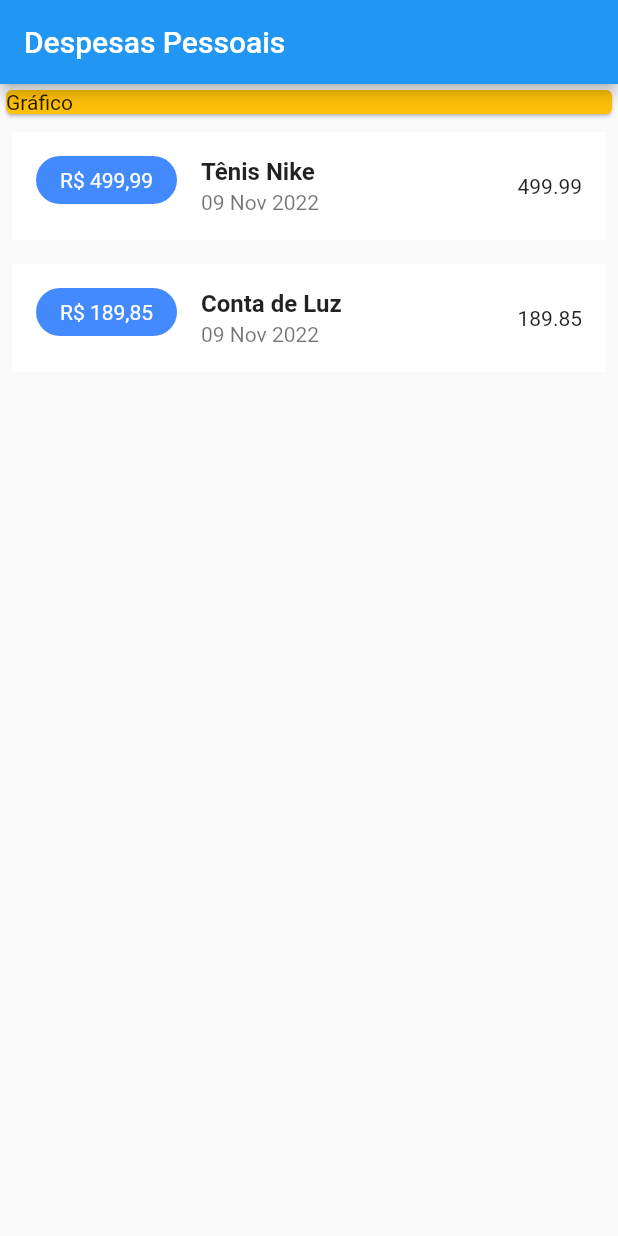
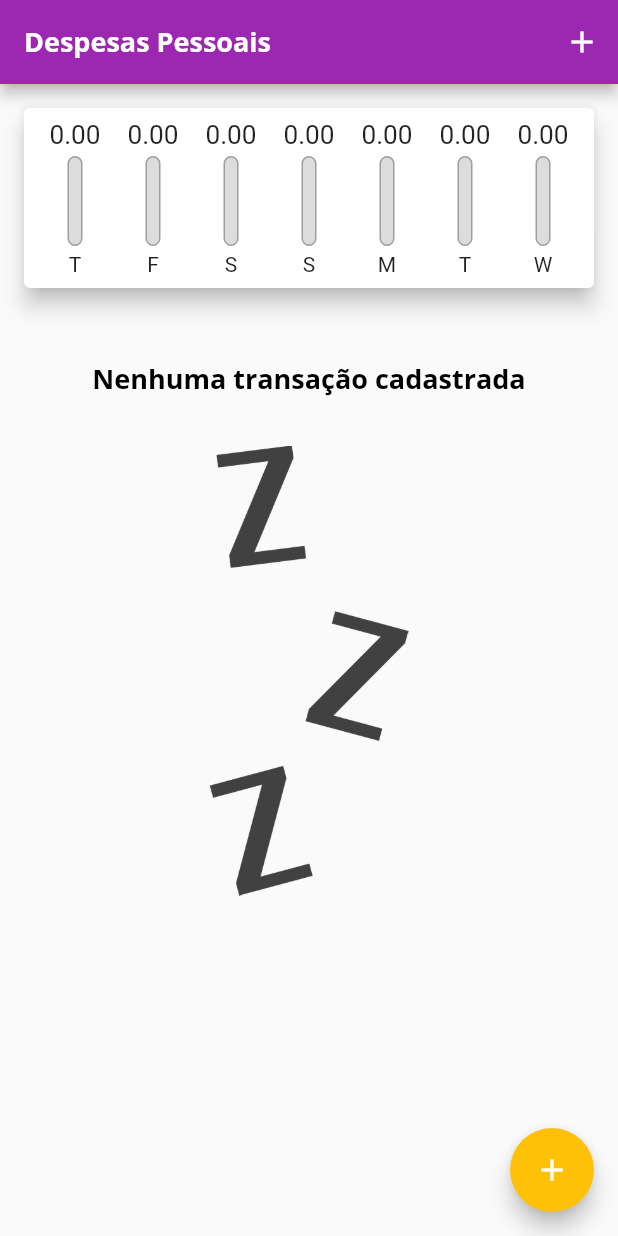
Before and after one commit to andrericardoweb/expenses-app-flutter, a Flutter app: the screen it shows after launch, on a phone screen of 412 x 824 dp. Run offline on Flutter 3.47's test engine with Material 2 defaults, Android fonts, the phone set to English and light mode, and no system bars.

Commit message:
fase inicial do app

```diff
--- /dev/null
+++ b/lib/components/chart.dart
@@ -0,0 +1,63 @@
+import 'package:expenses/components/chart_bar.dart';
+import 'package:expenses/models/transaction.dart';
+import 'package:flutter/material.dart';
+import 'package:intl/intl.dart';
+
+class Chart extends StatelessWidget {
+  const Chart(this.recentTransaction, {super.key});
+
+  final List<Transaction> recentTransaction;
+
+  List<Map<String, dynamic>> get groupedTransactions {
+    return List.generate(7, (index) {
+      final weekDay = DateTime.now().subtract(Duration(days: index));
+
+      double totalSum = 0.0;
+
+      for (var i = 0; i < recentTransaction.length; i++) {
+        bool sameDay = recentTransaction[i].date.day == weekDay.day;
+        bool sameMonth = recentTransaction[i].date.month == weekDay.month;
+        bool sameYear = recentTransaction[i].date.year == weekDay.year;
+
+        if (sameDay && sameMonth && sameYear) {
+          totalSum += recentTransaction[i].value;
+        }
+      }
+
+      return {
+        'day': DateFormat.E().format(weekDay)[0],
+        'value': totalSum,
+      };
+    }).reversed.toList();
+  }
+
+  double get _weekTotalValue {
+    return groupedTransactions.fold(0.0, (sum, tr) {
+      return sum = sum + tr['value'];
+    });
+  }
+
+  @override
+  Widget build(BuildContext context) {
+    return Card(
+      elevation: 6,
+      margin: const EdgeInsets.all(16),
+      child: Padding(
+        padding: const EdgeInsets.all(8.0),
+        child: Row(
+          mainAxisAlignment: MainAxisAlignment.spaceAround,
+          children: groupedTransactions.map((tr) {
+            return Flexible(
+              fit: FlexFit.tight,
+              child: ChartBar(
+                label: tr['day'],
+                value: tr['value'],
+                percentage: _weekTotalValue == 0 ? 0 :  tr['value'] / _weekTotalValue,
+              ),
+            );
+          }).toList(),
+        ),
+      ),
+    );
+  }
+}
--- /dev/null
+++ b/lib/components/chart_bar.dart
@@ -0,0 +1,53 @@
+import 'package:flutter/material.dart';
+
+class ChartBar extends StatelessWidget {
+  const ChartBar(
+      {super.key,
+      required this.label,
+      required this.value,
+      required this.percentage});
+
+  final String label;
+  final double value;
+  final double percentage;
+
+  @override
+  Widget build(BuildContext context) {
+    return Column(
+      children: [
+        SizedBox(
+          height: 20,
+          child: FittedBox(
+            child: Text(value.toStringAsFixed(2)),
+          ),
+        ),
+        const SizedBox(height: 4),
+        SizedBox(
+          height: 60,
+          width: 10,
+          child: Stack(
+            alignment: Alignment.bottomCenter,
+            children: [
+              Container(
+                decoration: BoxDecoration(
+                    border: Border.all(color: Colors.grey, width: 1.0),
+                    color: const Color.fromRGBO(220, 220, 220, 1),
+                    borderRadius: BorderRadius.circular(5)),
+              ),
+              FractionallySizedBox(
+                heightFactor: percentage,
+                child: Container(
+                  decoration: BoxDecoration(
+                      color: Colors.purple ,
+                      borderRadius: BorderRadius.circular(5)),
+                ),
+              ),
+            ],
+          ),
+        ),
+        const SizedBox(height: 4),
+        Text(label)
+      ],
+    );
+  }
+}
--- /dev/null
+++ b/lib/components/transaction_list.dart
@@ -0,0 +1,71 @@
+import 'package:expenses/models/transaction.dart';
+import 'package:flutter/material.dart';
+import 'package:intl/intl.dart';
+
+class TransactionList extends StatelessWidget {
+  const TransactionList(this.transactions, this.onRemove, {super.key});
+
+  final List<Transaction>? transactions;
+  final void Function(String) onRemove;
+
+  @override
+  Widget build(BuildContext context) {
+    return SizedBox(
+      height: 500,
+      child: transactions!.isEmpty
+          ? Column(
+              children: [
+                const SizedBox(height: 32),
+                Text(
+                  'Nenhuma transação cadastrada',
+                  style: Theme.of(context).textTheme.headline6,
+                ),
+                const SizedBox(height: 32),
+                SizedBox(
+                  height: 300,
+                  child: Image.asset(
+                    'assets/images/waiting.png',
+                    fit: BoxFit.cover,
+                  ),
+                )
+              ],
+            )
+          : ListView.builder(
+              itemCount: transactions!.length,
+              itemBuilder: (context, index) {
+                final tr = transactions![index];
+                return Card(
+                  elevation: 3,
+                  margin:
+                      const EdgeInsets.symmetric(horizontal: 16, vertical: 8),
+                  child: ListTile(
+                    leading: CircleAvatar(
+                      backgroundColor: Colors.purple,
+                      radius: 30,
+                      child: Padding(
+                        padding: const EdgeInsets.all(8.0),
+                        child: FittedBox(
+                          child: Text(
+                            'R\$ ${tr.value.toString()}',
+                            style: const TextStyle(color: Colors.white),
+                          ),
+                        ),
+                      ),
+                    ),
+                    title: Text(tr.title,
+                        style: Theme.of(context).textTheme.headline6),
+                    subtitle: Text(
+                      DateFormat('dd MMM y').format(tr.date),
+                    ),
+                    trailing: IconButton(
+                      onPressed: () => onRemove(tr.id ),
+                      color: Theme.of(context).errorColor,
+                      icon: const Icon(Icons.delete),
+                    ),
+                  ),
+                );
+              },
+            ),
+    );
+  }
+}
--- a/lib/main.dart
+++ b/lib/main.dart
@@ -1,6 +1,10 @@
-import 'package:expenses/models/transaction.dart';
+import 'dart:math';
+import 'package:expenses/components/chart.dart';
 import 'package:flutter/material.dart';
-import 'package:intl/intl.dart';
+
+import 'components/transaction_form.dart';
+import 'components/transaction_list.dart';
+import 'models/transaction.dart';
 
 main() => runApp(const ExpensesApp());
 
@@ -9,74 +13,105 @@ class ExpensesApp extends StatelessWidget {
 
   @override
   Widget build(BuildContext context) {
+    final ThemeData tema = ThemeData();
+
     return MaterialApp(
-      home: HomePage(),
+      home: const HomePage(),
+      theme: tema.copyWith(
+        colorScheme: tema.colorScheme
+            .copyWith(primary: Colors.purple, secondary: Colors.amber),
+        textTheme: tema.textTheme.copyWith(
+          headline6: const TextStyle(
+              fontFamily: 'OpenSans',
+              fontSize: 18,
+              fontWeight: FontWeight.bold,
+              color: Colors.black),
+        ),
+        appBarTheme: const AppBarTheme(
+          titleTextStyle: TextStyle(
+            fontFamily: 'OpenSans',
+            fontSize: 18,
+            fontWeight: FontWeight.bold,
+          ),
+        ),
+      ),
     );
   }
 }
 
-class HomePage extends StatelessWidget {
-  HomePage({super.key});
+class HomePage extends StatefulWidget {
+  const HomePage({super.key});
 
-  final _transactions = [
-    Transaction(
-      id: 't1',
-      title: 'Tênis Nike',
-      value: 499.99,
-      date: DateTime.now(),
-    ),
-    Transaction(
-      id: 't2',
-      title: 'Conta de Luz',
-      value: 189.85,
-      date: DateTime.now(),
-    ),
-  ];
+  @override
+  State<HomePage> createState() => _HomePageState();
+}
+
+class _HomePageState extends State<HomePage> {
+  final List<Transaction> _transactions = [];
+
+  List<Transaction> get _recentTransactions {
+    return _transactions.where((tr) {
+      return tr.date.isAfter(
+        DateTime.now().subtract(
+          const Duration(days: 7),
+        ),
+      );
+    }).toList();
+  }
+
+  _addTransaction(String title, double value, DateTime date) {
+    final newTrasaction = Transaction(
+      id: Random().nextDouble().toString(),
+      title: title,
+      value: value,
+      date: date,
+    );
+
+    setState(() {
+      _transactions.add(newTrasaction);
+    });
+
+    Navigator.of(context).pop();
+  }
+
+  _removeTransaction(String id) {
+    setState(() {
+      _transactions.removeWhere((tr) => tr.id == id);
+    });
+  }
+
+  _openTransactionFormModal(BuildContext context) {
+    showModalBottomSheet(
+      context: context,
+      builder: (_) {
+        return TransactionForm(_addTransaction);
+      },
+    );
+  }
 
   @override
   Widget build(BuildContext context) {
     return Scaffold(
       appBar: AppBar(
         title: const Text('Despesas Pessoais'),
+        actions: [
+          IconButton(
+              onPressed: () => _openTransactionFormModal(context),
+              icon: const Icon(Icons.add))
+        ],
       ),
-      body: Column(
-        crossAxisAlignment: CrossAxisAlignment.stretch,
-        children: <Widget>[
-          const Card(
-            color: Colors.amber,
-            child: Text('Gráfico'),
-          ),
-          Column(
-            crossAxisAlignment: CrossAxisAlignment.stretch,
-            children: _transactions.map((tr) {
-              return Padding(
-                padding: const EdgeInsets.all(8.0),
-                child: ListTile(
-                  tileColor: Colors.white,
-                  leading: Container(
-                    padding: const EdgeInsets.symmetric(horizontal: 16.0, vertical: 8.0),
-                    decoration: const BoxDecoration(
-                        color: Colors.blueAccent,
-                        borderRadius: BorderRadius.all(Radius.circular(20.0))),
-                    child: Text(
-                      'R\$ ${tr.value.toString().replaceAll('.', ',')}',
-                      style: const TextStyle(color: Colors.white),
-                    ),
-                  ),
-                  trailing: Text(tr.value.toString()),
-                  title: Text(
-                    tr.title,
-                    style: const TextStyle(
-                        fontSize: 16, fontWeight: FontWeight.bold),
-                  ),
-                  subtitle: Text(
-                    DateFormat('dd MMM y').format(tr.date),
-                  ),
-                ),
-              );
-            }).toList(),
-          ),
-        ],
+      body: SingleChildScrollView(
+        child: Column(
+          crossAxisAlignment: CrossAxisAlignment.stretch,
+          children: [
+            Chart(_recentTransactions),
+            TransactionList(_transactions, _removeTransaction),
+          ],
+        ),
+      ),
+      floatingActionButton: FloatingActionButton(
+        child: const Icon(Icons.add),
+        onPressed: () => _openTransactionFormModal(context),
       ),
     );
   }
```
Also changed, not shown: lib/components/transaction_form.dart (added, +109 -0 lines), pubspec.yaml (+15 -0 lines), assets/fonts/OpenSans-Bold.ttf (added), assets/fonts/OpenSans-Regular.ttf (added), assets/fonts/Quicksand-Bold.ttf (added), assets/fonts/Quicksand-Light.ttf (added), assets/fonts/Quicksand-Medium.ttf (added), assets/fonts/Quicksand-Regular.ttf (added), assets/images/waiting.png (added).
